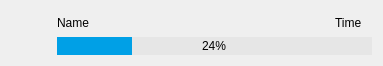
Before: the Qt Designer form exeitemwidget.ui in LaLa-HaHa-Hei/ScreenTime_Qt6, drawn with Qt 5.
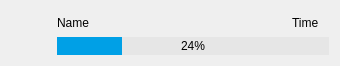
After: the same form once the commit is applied.

What changed in the file:
```diff
--- a/exeitemwidget.ui
+++ b/exeitemwidget.ui
@@ -6,7 +6,7 @@
    <rect>
     <x>0</x>
     <y>0</y>
-    <width>383</width>
+    <width>340</width>
     <height>66</height>
    </rect>
   </property>
@@ -66,7 +66,7 @@
          </property>
          <property name="sizeHint" stdset="0">
           <size>
-           <width>40</width>
+           <width>20</width>
            <height>20</height>
           </size>
          </property>
```
